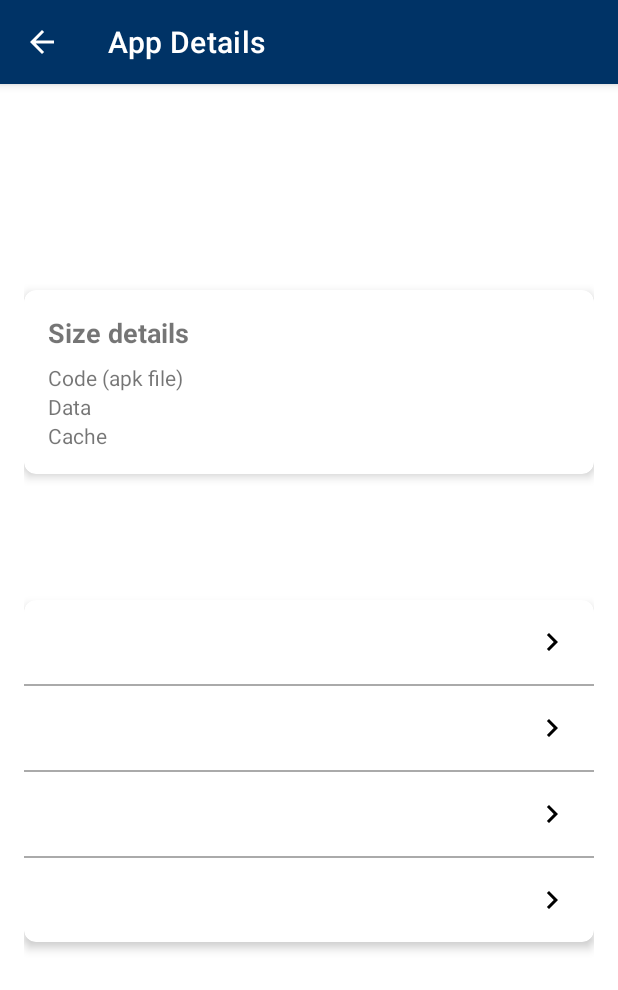
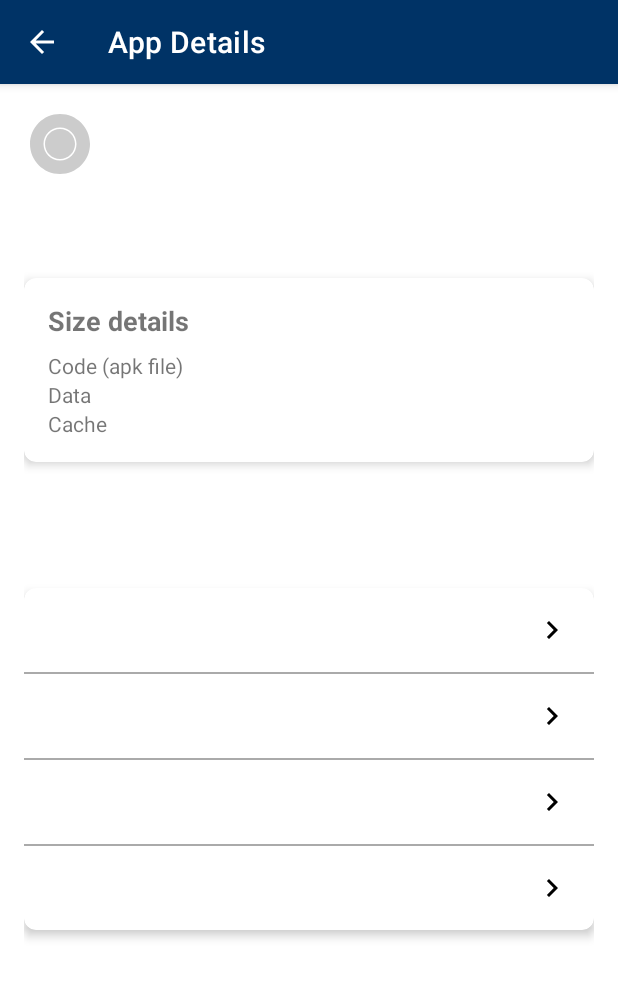
Before and after one commit to mdp716/AppView, an Android app: the AppDetailActivity screen opened directly, with no data from a screen before it, on a phone screen of 412 x 824 dp. Shown: the top 990 px of the screen. Run offline under Robolectric (Android 15) with nearby library versions, the phone set to English and light mode, and no system bars; 1 statement that could not run was skipped.

Commit message:
20250415 09:07

```diff
--- a/app/src/main/res/layout/activity_app_detail.xml
+++ b/app/src/main/res/layout/activity_app_detail.xml
@@ -33,28 +33,15 @@
             android:padding="16dp">
 
             <!-- App header section -->
-            <LinearLayout
+            <TextView
+                android:id="@+id/versionTextView"
                 android:layout_width="match_parent"
                 android:layout_height="wrap_content"
-                android:orientation="horizontal"
+                android:drawableStart="@drawable/ic_placeholder"
+                android:drawablePadding="16dp"
                 android:gravity="center_vertical"
-                android:paddingBottom="8dp">
-
-                <ImageView
-                    android:id="@+id/iv_app_icon"
-                    android:layout_width="48dp"
-                    android:layout_height="48dp"
-                    android:contentDescription="@string/app_icon"
-                    tools:src="@drawable/ic_placeholder" />
-
-                <TextView
-                    android:id="@+id/versionTextView"
-                    android:layout_width="wrap_content"
-                    android:layout_height="wrap_content"
-                    android:layout_marginStart="16dp"
-                    android:textSize="16sp"
-                    tools:text="14.0.651234-release (140651234)" />
-            </LinearLayout>
+                android:textSize="16sp"
+                tools:text="14.0.651234-release (140651234)" />
 
             <!-- App path -->
             <TextView
```
